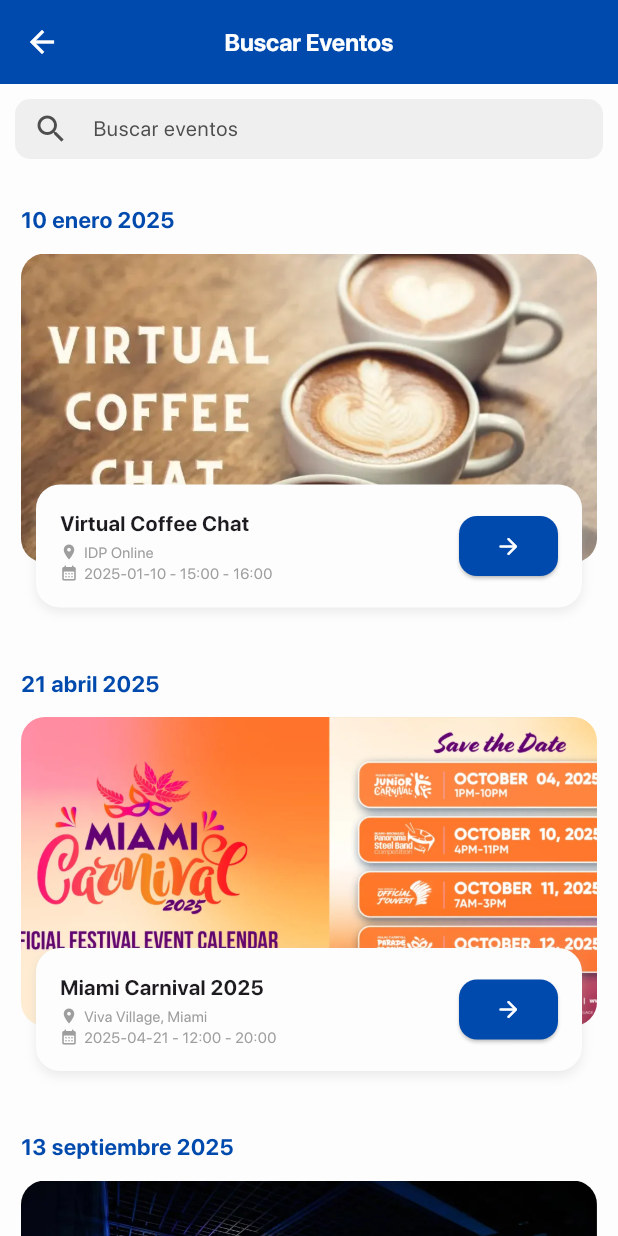
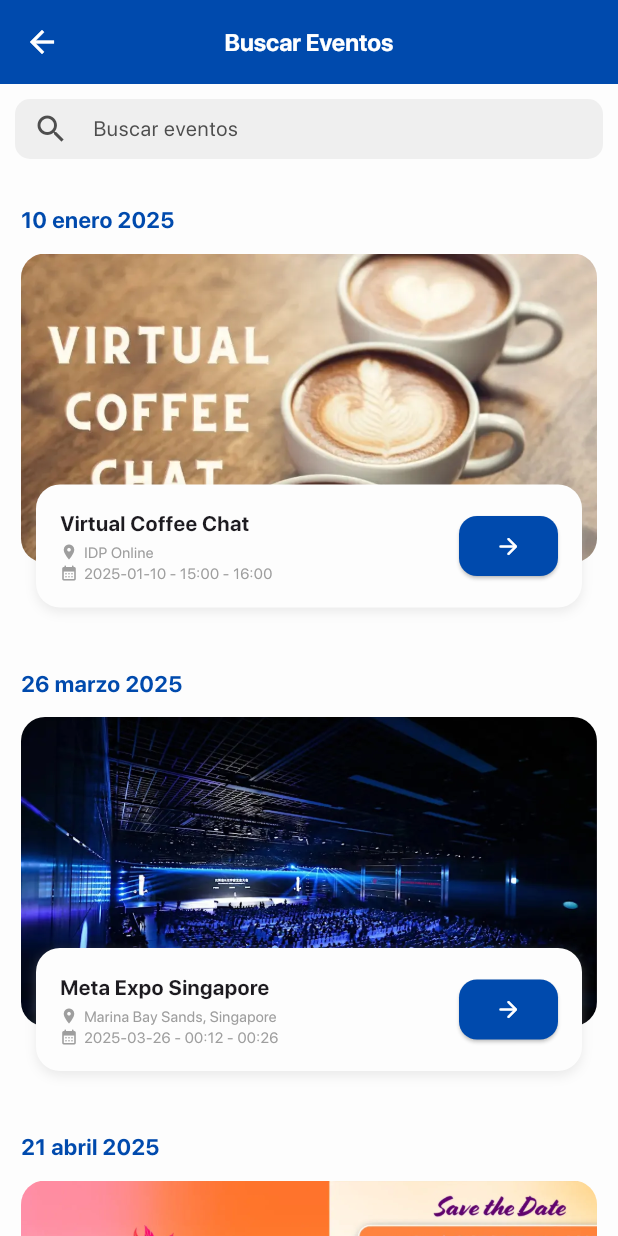
Before and after one commit to AntonyJDC/conference_app, a Flutter app: the SearchPage screen opened by its route, on a phone screen of 412 x 824 dp. Run offline on Flutter 3.47's test engine with Material 3 defaults, Android fonts, the phone set to English and light mode, and no system bars; our stand-ins replace get, shared_preferences, sqflite, table_calendar; accounts and stored records are empty; project files that could hold a hidden picture were left out.

Commit message:
Update event times and add new event details in events_data.dart

```diff
--- a/lib/data/local/events_data.dart
+++ b/lib/data/local/events_data.dart
@@ -7,8 +7,21 @@ List<EventModel> dummyEvents = [
     description: 'Tech and meta world event',
     imageUrl: 'assets/images/evt001.webp',
     date: '2025-09-13',
-    startTime: '09:00',
-    endTime: '18:00',
+    startTime: '23:00',
+    endTime: '23:30',
+    location: 'Marina Bay Sands, Singapore',
+    capacity: 100,
+    spotsLeft: 20,
+    categories: ['Tecnología'],
+  ),
+  EventModel(
+    id: 'evt0010',
+    title: 'Meta Expo Singapore',
+    description: 'Tech and meta world event',
+    imageUrl: 'assets/images/evt001.webp',
+    date: '2025-03-26',
+    startTime: '00:12',
+    endTime: '00:26',
     location: 'Marina Bay Sands, Singapore',
     capacity: 100,
     spotsLeft: 20,
```
